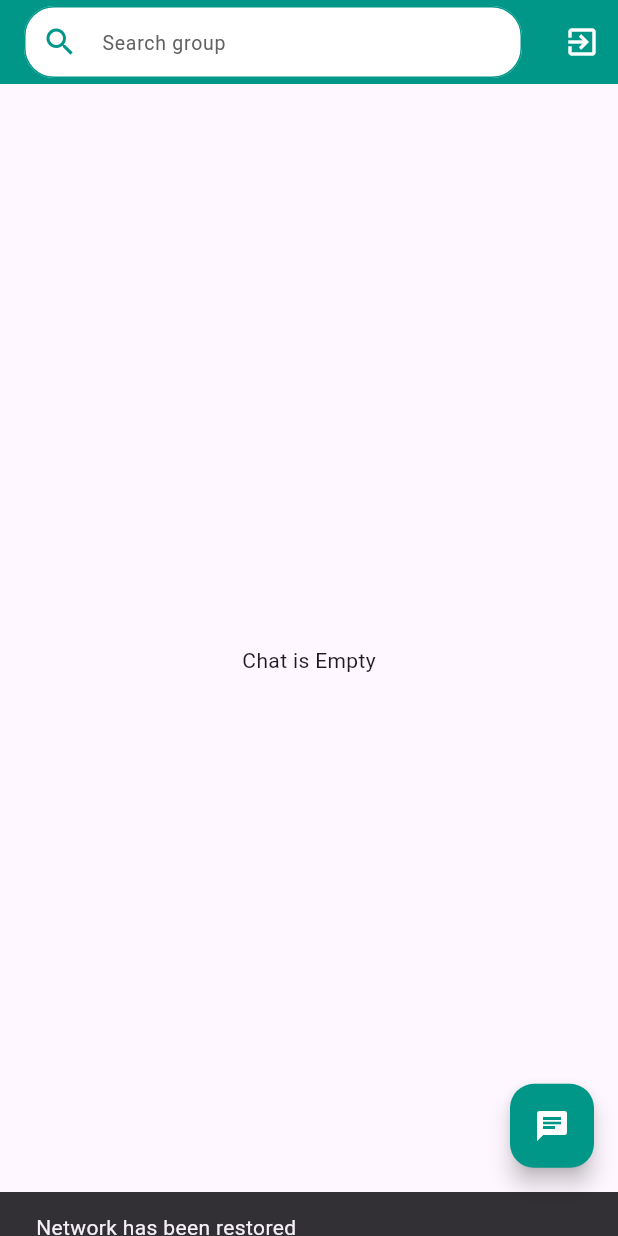
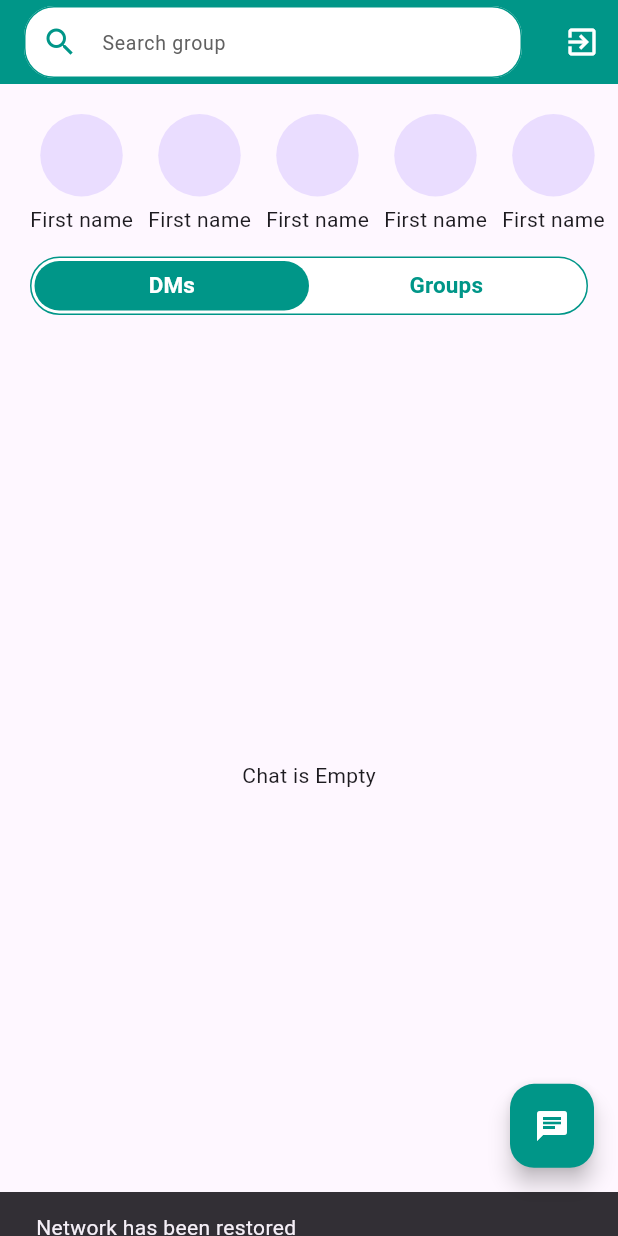
Before and after one commit to Odinachi/sca_chatdem, a Flutter app: the HomeScreen screen opened by its route, after a tap on the "search" icon, on a phone screen of 412 x 824 dp. Run offline on Flutter 3.47's test engine with Material 3 defaults, Android fonts, the phone set to English and light mode, and no system bars; our stand-ins replace cloud_firestore, connectivity_plus, firebase_auth, firebase_core, firebase_storage, image_picker and 1 more; accounts and stored records are empty.

Commit message:
DM UI init

```diff
--- a/lib/features/home/models/chat_model.dart
+++ b/lib/features/home/models/chat_model.dart
@@ -5,6 +5,8 @@ class ChatModel {
   final String? lastMsg;
   final DateTime? time;
   final DateTime? lastMsgTime;
+  final bool? isGroup;
+  final List<String>? participants;
 
   ChatModel(
       {this.chatName,
@@ -12,7 +14,9 @@ class ChatModel {
       this.img,
       this.time,
       this.lastMsg,
-      this.lastMsgTime});
+      this.lastMsgTime,
+      this.isGroup,
+      this.participants});
 
   ChatModel copyWith({
     String? chatName,
@@ -21,8 +25,12 @@ class ChatModel {
     String? lastMsg,
     DateTime? lastMsgTime,
     DateTime? time,
+    bool? isGroup,
+    List<String>? participants,
   }) =>
       ChatModel(
+        participants: participants ?? this.participants,
+        isGroup: isGroup ?? this.isGroup,
         chatName: chatName ?? this.chatName,
         id: id ?? this.id,
         img: img ?? this.img,
@@ -33,17 +41,27 @@ class ChatModel {
 
   factory ChatModel.fromJson(Map<String, dynamic> json) => ChatModel(
         chatName: json["chatName"],
+        isGroup: json["isGroup"],
         id: json["id"],
         img: json["img"],
         lastMsg: json["lastMsg"],
         time: json["time"] == null ? null : DateTime.parse(json["time"]),
         lastMsgTime: json["lastMsgTime"] == null
             ? null
-            : DateTime.parse(json["lastMsgTime"]),
+            : DateTime.parse(
+                json["lastMsgTime"],
+              ),
+        participants: json['participants'] == null
+            ? null
+            : (json['participants'] as List?)
+                ?.map((e) => e.toString())
+                .toList(),
       );
 
   Map<String, dynamic> toJson() => {
+        'participants': participants,
         "chatName": chatName,
+        "isGroup": isGroup,
         "id": id,
         "img": img,
         "lastMsg": lastMsg,
--- a/lib/features/home/views/home_screen.dart
+++ b/lib/features/home/views/home_screen.dart
@@ -36,12 +36,13 @@ class _HomeScreenState extends State<HomeScreen> {
 
   @override
   Widget build(BuildContext context) {
-    return ValueListenableBuilder(
+    return DefaultTabController(
+      length: 2,
+      child: ValueListenableBuilder(
           valueListenable: NetworkConnectivity().networkListener,
           builder: (_, hasNetwork, __) {
             WidgetsBinding.instance.addPostFrameCallback((_) {
-            Future.delayed(Duration(seconds: 3), () {
-              print("hasNetwork is $hasNetwork");
+              Future.delayed(const Duration(seconds: 3), () {
                 ScaffoldMessenger.of(context).showSnackBar(SnackBar(
                     content: Text(hasNetwork
                         ? "Network has been restored"
@@ -50,15 +51,15 @@ class _HomeScreenState extends State<HomeScreen> {
             });
 
             return Consumer<AuthenticationProvider>(
-            builder: (BuildContext context, AuthenticationProvider authProvider,
-                Widget? child) {
+              builder: (BuildContext context,
+                  AuthenticationProvider authProvider, Widget? child) {
                 return GestureDetector(
                   onTap: clearAndCloseSearch,
                   child: ValueListenableBuilder<bool>(
                     builder: (_, showSearchValue, __) {
                       return Consumer<ChatProvider>(
-                      builder: (BuildContext context, ChatProvider chatProvider,
-                          Widget? child) {
+                        builder: (BuildContext context,
+                            ChatProvider chatProvider, Widget? child) {
                           final chatRoomList = showSearchValue
                               ? chatProvider.searchedRooms
                               : chatProvider.rooms;
@@ -89,7 +90,8 @@ class _HomeScreenState extends State<HomeScreen> {
                                               if (showClearValue) {
                                                 return GestureDetector(
                                                     onTap: clearAndCloseSearch,
-                                                  child: Icon(Icons.clear));
+                                                    child: const Icon(
+                                                        Icons.clear));
                                               }
                                               return const SizedBox.shrink();
                                             }),
@@ -103,17 +105,20 @@ class _HomeScreenState extends State<HomeScreen> {
                                         filled: true,
                                         fillColor: AppColors.white,
                                         enabledBorder: OutlineInputBorder(
-                                        borderRadius: BorderRadius.circular(20),
+                                          borderRadius:
+                                              BorderRadius.circular(20),
                                           borderSide: const BorderSide(
                                               color: AppColors.appColor),
                                         ),
                                         focusedBorder: OutlineInputBorder(
-                                        borderRadius: BorderRadius.circular(20),
+                                          borderRadius:
+                                              BorderRadius.circular(20),
                                           borderSide: const BorderSide(
                                               color: AppColors.appColor),
                                         ),
                                         border: OutlineInputBorder(
-                                        borderRadius: BorderRadius.circular(20),
+                                          borderRadius:
+                                              BorderRadius.circular(20),
                                           borderSide: const BorderSide(
                                               color: AppColors.appColor),
                                         ),
@@ -144,7 +149,75 @@ class _HomeScreenState extends State<HomeScreen> {
                                 ),
                               ],
                             ),
-                          body: RefreshIndicator(
+                            body: Column(
+                              children: [
+                                Container(
+                                  height: 80,
+                                  margin:
+                                      const EdgeInsets.only(top: 20, bottom: 5),
+                                  child: ListView.builder(
+                                    scrollDirection: Axis.horizontal,
+                                    itemBuilder: (_, i) {
+                                      return Container(
+                                        margin: EdgeInsets.only(
+                                          left: i == 0 ? 20 : 0,
+                                          right: 10,
+                                        ),
+                                        child: const Column(
+                                          children: [
+                                            Expanded(
+                                              child: CircleAvatar(
+                                                radius: 30,
+                                              ),
+                                            ),
+                                            SizedBox(
+                                              height: 5,
+                                            ),
+                                            Text("First name"),
+                                          ],
+                                        ),
+                                      );
+                                    },
+                                    itemCount: 10,
+                                  ),
+                                ),
+                                Container(
+                                  margin: const EdgeInsets.only(
+                                    top: 10,
+                                    left: 20,
+                                    right: 20,
+                                  ),
+                                  padding: const EdgeInsets.all(2),
+                                  decoration: BoxDecoration(
+                                    color: AppColors.white,
+                                    border: Border.all(
+                                      color: AppColors.appColor,
+                                    ),
+                                    borderRadius: BorderRadius.circular(20),
+                                  ),
+                                  child: TabBar(
+                                    tabs: const [
+                                      Text("DMs"),
+                                      Text("Groups"),
+                                    ],
+                                    labelColor: AppColors.white,
+                                    unselectedLabelColor: AppColors.appColor,
+                                    labelStyle: style.copyWith(
+                                      fontSize: 15,
+                                      fontWeight: FontWeight.w600,
+                                    ),
+                                    labelPadding:
+                                        const EdgeInsets.symmetric(vertical: 5),
+                                    indicatorSize: TabBarIndicatorSize.tab,
+                                    dividerColor: Colors.transparent,
+                                    indicator: BoxDecoration(
+                                      color: AppColors.appColor,
+                                      borderRadius: BorderRadius.circular(20),
+                                    ),
+                                  ),
+                                ),
+                                Expanded(
+                                  child: RefreshIndicator(
                                     onRefresh: () async {
                                       chatProvider.fetchRooms();
                                     },
@@ -156,10 +229,18 @@ class _HomeScreenState extends State<HomeScreen> {
                                               ? const Center(
                                                   child: Text("Chat is Empty"),
                                                 )
-                                      : ListView.builder(
-                                          itemCount: chatRoomList.length,
-                                          itemBuilder: (context, index) {
-                                            final each = chatRoomList[index];
+                                              : TabBarView(children: [
+                                                  const SizedBox(
+                                                    child: Center(
+                                                        child: Text("DMs")),
+                                                  ),
+                                                  ListView.builder(
+                                                    itemCount:
+                                                        chatRoomList.length,
+                                                    itemBuilder:
+                                                        (context, index) {
+                                                      final each =
+                                                          chatRoomList[index];
 
                                                       return ChatTile(
                                                         onTap: () async {
@@ -169,23 +250,32 @@ class _HomeScreenState extends State<HomeScreen> {
                                                                   arg: each)
                                                               .then((_) {
                                                             context
-                                                      .read<ChatProvider>()
+                                                                .read<
+                                                                    ChatProvider>()
                                                                 .fetchRooms();
                                                           });
                                                         },
-                                              name: each.chatName ?? "",
+                                                        name:
+                                                            each.chatName ?? "",
                                                         message: each.lastMsg ??
                                                             "No Message yet",
-                                              time: each.lastMsg == null
+                                                        time: each.lastMsg ==
+                                                                null
                                                             ? ""
                                                             : timeago.format(
                                                                 each.lastMsgTime ??
-                                                          DateTime.now()),
-                                              avatarUrl: each.img ?? "",
+                                                                    DateTime
+                                                                        .now()),
+                                                        avatarUrl:
+                                                            each.img ?? "",
                                                       );
                                                     },
                                                   ),
+                                                ]),
                                     ),
+                                  ),
+                                ),
+                              ],
                             ),
                             floatingActionButton: FloatingActionButton(
                               onPressed: () async {
@@ -194,7 +284,8 @@ class _HomeScreenState extends State<HomeScreen> {
                                     .then((_) => chatProvider.fetchRooms());
                               },
                               backgroundColor: AppColors.appColor,
-                            child: const Icon(Icons.chat, color: Colors.white),
+                              child:
+                                  const Icon(Icons.chat, color: Colors.white),
                             ),
                           );
                         },
@@ -205,7 +296,8 @@ class _HomeScreenState extends State<HomeScreen> {
                 );
               },
             );
-        });
+          }),
+    );
   }
 
   void clearAndCloseSearch() {
```
Also changed, not shown: pubspec.yaml (+6 -5 lines), pubspec.lock, 1 other file. Lines whose indentation alone changed are shown as unchanged.
